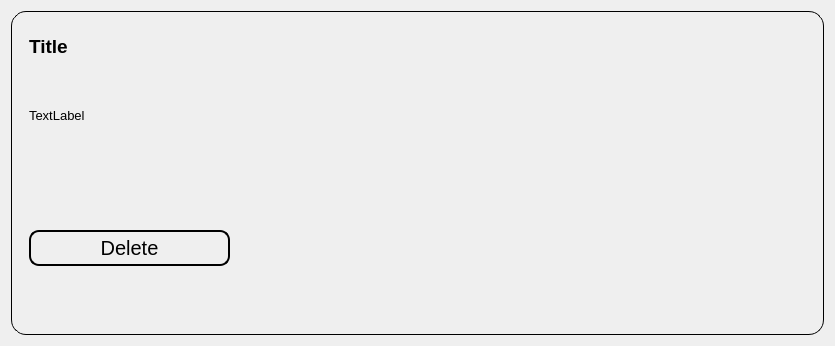
This is ui/saved.ui in Achu-Worifung/quickMove as Qt 5 draws it before an edit. The edited form follows.
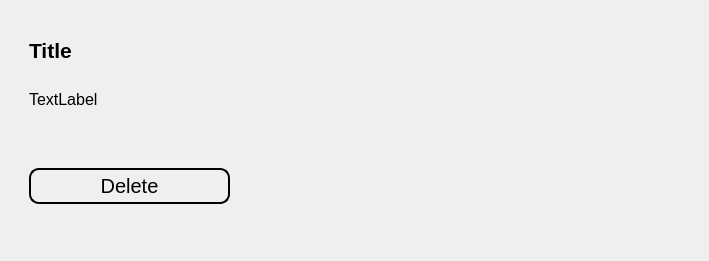
This is the edited form.

Commit message: added action listeners to saved verse

Diff of the .ui file:
```diff
--- a/ui/saved.ui
+++ b/ui/saved.ui
@@ -6,28 +6,42 @@
    <rect>
     <x>0</x>
     <y>0</y>
-    <width>835</width>
-    <height>346</height>
+    <width>709</width>
+    <height>261</height>
    </rect>
   </property>
+  <property name="sizePolicy">
+   <sizepolicy hsizetype="Preferred" vsizetype="Minimum">
+    <horstretch>0</horstretch>
+    <verstretch>0</verstretch>
+   </sizepolicy>
+  </property>
+  <property name="minimumSize">
+   <size>
+    <width>0</width>
+    <height>200</height>
+   </size>
+  </property>
+  <property name="maximumSize">
+   <size>
+    <width>16777215</width>
+    <height>270</height>
+   </size>
+  </property>
   <property name="windowTitle">
    <string>Form</string>
   </property>
   <layout class="QVBoxLayout" name="verticalLayout">
    <item>
     <widget class="QWidget" name="container" native="true">
+     <property name="maximumSize">
+      <size>
+       <width>16777215</width>
+       <height>240</height>
+      </size>
+     </property>
      <property name="styleSheet">
-      <string notr="true">#container {
-    border: 1px solid black;
-    border-radius: 15px;
-    transition: all 0.3s ease; /* Smooth animation */
-}
-
-#container:hover {
-    cursor: pointer;
-    transform: scale(1.05); /* Slightly expand */
-}
-</string>
+      <string notr="true"/>
      </property>
      <layout class="QVBoxLayout" name="verticalLayout_3">
       <item>
@@ -78,7 +92,7 @@
              </property>
              <property name="font">
               <font>
-               <pointsize>14</pointsize>
+               <pointsize>16</pointsize>
                <weight>75</weight>
                <bold>true</bold>
               </font>
@@ -94,7 +108,7 @@
            <item row="1" column="0">
             <widget class="QLabel" name="body">
              <property name="sizePolicy">
-              <sizepolicy hsizetype="Preferred" vsizetype="Expanding">
+              <sizepolicy hsizetype="Preferred" vsizetype="Ignored">
                <horstretch>0</horstretch>
                <verstretch>0</verstretch>
               </sizepolicy>
@@ -107,7 +121,7 @@
              </property>
              <property name="font">
               <font>
-               <pointsize>10</pointsize>
+               <pointsize>12</pointsize>
               </font>
              </property>
              <property name="lineWidth">
@@ -127,15 +141,21 @@
         <item>
          <widget class="QWidget" name="widget_3" native="true">
           <property name="sizePolicy">
-           <sizepolicy hsizetype="Preferred" vsizetype="Expanding">
+           <sizepolicy hsizetype="Preferred" vsizetype="Ignored">
             <horstretch>0</horstretch>
             <verstretch>0</verstretch>
            </sizepolicy>
           </property>
+          <property name="minimumSize">
+           <size>
+            <width>0</width>
+            <height>40</height>
+           </size>
+          </property>
           <property name="maximumSize">
            <size>
             <width>16777215</width>
-            <height>200</height>
+            <height>160</height>
            </size>
           </property>
           <layout class="QVBoxLayout" name="verticalLayout_2">
```
The commit also changes 5 other files.
